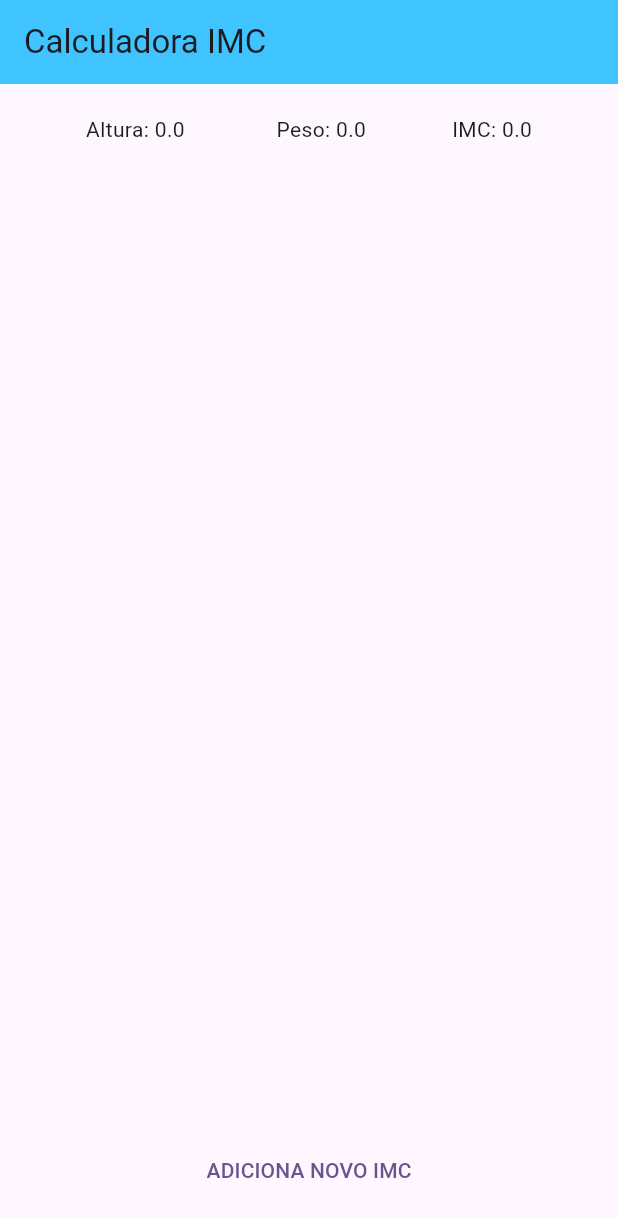
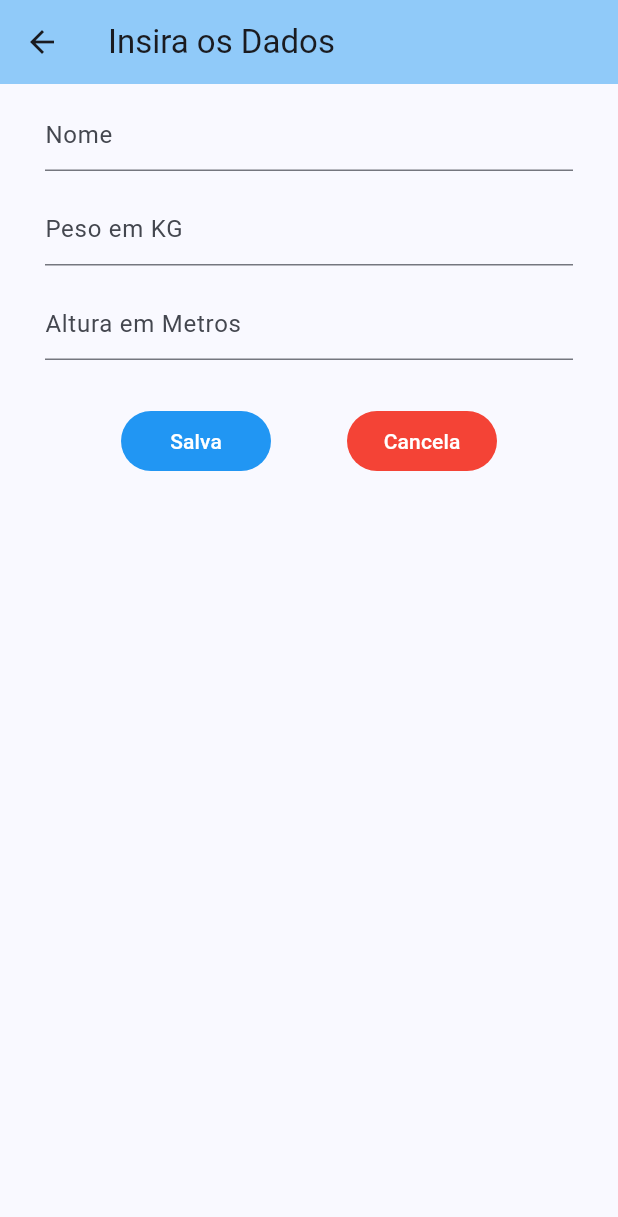
Before and after one commit to jlorencao/calculadora_imc_flutter, a Flutter app: the screen it shows after launch, after a tap on "ADICIONA NOVO IMC", on a phone screen of 412 x 824 dp. Shown: the top 1217 px of the screen. Run offline on Flutter 3.47's test engine with Material 2 defaults, Android fonts, the phone set to English and light mode, and no system bars.

Commit message:
Added imc_input_page.dart and showing the list of data in the home_page.dart

```diff
--- /dev/null
+++ b/lib/data/imc_class.dart
@@ -0,0 +1,17 @@
+import 'package:flutter/cupertino.dart';
+
+class Imc {
+  String id = UniqueKey().toString();
+  String nome = "";
+  final double peso;
+  final double altura;
+  final double imc;
+  final String classificacaoIMC;
+
+  Imc(
+      {required this.nome,
+      required this.altura,
+      required this.peso,
+      required this.imc,
+      required this.classificacaoIMC});
+}
--- a/lib/my_app.dart
+++ b/lib/my_app.dart
@@ -1,6 +1,5 @@
 import 'package:calculadora_imc_app/pages/home_page.dart';
 import 'package:flutter/material.dart';
-import 'main.dart';
 
 class MyApp extends StatelessWidget {
   const MyApp({super.key});
@@ -11,10 +10,10 @@ class MyApp extends StatelessWidget {
     return MaterialApp(
       title: 'Calculadora IMC',
       theme: ThemeData(
-        colorScheme: ColorScheme.fromSeed(seedColor: Colors.deepPurple),
+        colorScheme: ColorScheme.fromSeed(seedColor: Colors.blueAccent),
         useMaterial3: true,
       ),
-      home: const MyHomePage(title: 'Flutter Demo Home Page'),
+      home: const MyHomePage(title: "IMC Calculadora"),
     );
   }
 }
--- a/lib/pages/home_page.dart
+++ b/lib/pages/home_page.dart
@@ -1,4 +1,9 @@
+import 'package:calculadora_imc_app/data/imc_class.dart';
+import 'package:calculadora_imc_app/data/imc_repository.dart';
+import 'package:calculadora_imc_app/widgets/list_view.dart';
 import 'package:flutter/material.dart';
+
+import 'imc_input_page.dart';
 
 class MyHomePage extends StatefulWidget {
   const MyHomePage({super.key, required this.title});
@@ -10,36 +15,68 @@ class MyHomePage extends StatefulWidget {
 }
 
 class _MyHomePageState extends State<MyHomePage> {
-  double altura = 0;
-  double peso = 0;
-  double imc = 0;
+  var imcRepository = IMCRepository();
+  var _imcList = <Imc>[];
+  var result;
+
+  @override
+  void initState() {
+    super.initState();
+    obterListaIMC();
+  }
+
+  List<Imc> obterListaIMC() {
+    _imcList = imcRepository.getIMCList();
+    return _imcList;
+  }
 
   @override
   Widget build(BuildContext context) {
-    return Scaffold(
+    return SafeArea(
+      child: Scaffold(
         appBar: AppBar(
-          title: const Text("Calculadora IMC"),
-          backgroundColor: Colors.lightBlueAccent,
+          title: const Text(
+            "Calculadora IMC",
+          ),
+          backgroundColor: Colors.blue.shade200,
         ),
-        body: Container(
-          margin: const EdgeInsets.symmetric(vertical: 20),
-          child: Column(
-            mainAxisAlignment: MainAxisAlignment.spaceBetween,
-            children: [
-              Row(
-                mainAxisAlignment: MainAxisAlignment.spaceEvenly,
-                children: [
-                  Text("Altura: $altura "),
-                  Text("Peso: $peso"),
-                  Text("IMC: $imc"),
-                ],
-              ),
-              TextButton(
-                onPressed: () {},
-                child: const Text("ADICIONA NOVO IMC"),
-              ),
-            ],
+        floatingActionButton: TextButton(
+          style: const ButtonStyle(
+              backgroundColor: MaterialStatePropertyAll(Colors.blueAccent)),
+          onPressed: () async {
+            result = await Navigator.push(context,
+                MaterialPageRoute(builder: (context) => const IMCInputPage()));
+            setState(() {
+              _imcList.add(result);
+            });
+
+            /* showDialog(
+                  context: context,
+                  builder: (BuildContext bc) {
+                    return AlertDialog(content: const IMCPage(), actions: [
+                      TextButton(
+                        onPressed: () {
+                          imcRepository.setItemImcList(nome, peso, altura);
+                          Navigator.pop(context);
+                          setState(() {});
+                        },
+                        child: Text("Salva"),
+                      ),
+                      TextButton(
+                          onPressed: () {
+                            Navigator.pop(context);
+                          },
+                          child: Text("Cancela"))
+                    ]);
+                  });*/
+          },
+          child: const Text(
+            "ADICIONA NOVO IMC",
+            style: TextStyle(color: Colors.white),
           ),
-        ));
+        ),
+        body: ListViewCustom(imcList: _imcList),
+      ),
+    );
   }
 }
--- /dev/null
+++ b/lib/pages/imc_input_page.dart
@@ -0,0 +1,124 @@
+import 'package:flutter/material.dart';
+
+import '../data/imc_repository.dart';
+
+class IMCInputPage extends StatefulWidget {
+  const IMCInputPage({super.key});
+
+  @override
+  State<IMCInputPage> createState() => _IMCInputPageState();
+}
+
+class _IMCInputPageState extends State<IMCInputPage> {
+  String? nome = "";
+  double? altura;
+  double? peso;
+
+  var imcRepository = IMCRepository();
+  final _formKey = GlobalKey<FormState>();
+
+  var imc;
+
+  @override
+  Widget build(BuildContext context) {
+    return SafeArea(
+      child: Scaffold(
+        appBar: AppBar(
+          title: const Text("Insira os Dados"),
+          backgroundColor: Colors.blue.shade200,
+        ),
+        body: Padding(
+          padding: const EdgeInsets.symmetric(horizontal: 30.0, vertical: 10),
+          child: Form(
+              key: _formKey,
+              child: Column(
+                children: [
+                  TextFormField(
+                      keyboardType: TextInputType.name,
+                      decoration: const InputDecoration(
+                          labelText: "Nome",
+                          contentPadding: EdgeInsets.only(bottom: 0)),
+                      onChanged: (value) {
+                        nome = value;
+                      },
+                      validator: (value) {
+                        if (value == null || value.isEmpty) {
+                          return 'Campo Obrigratorio';
+                        }
+                      }),
+                  const SizedBox(height: 15),
+                  TextFormField(
+                      keyboardType: TextInputType.number,
+                      decoration: const InputDecoration(
+                          labelText: "Peso em KG",
+                          contentPadding: EdgeInsets.only(bottom: 0)),
+                      onChanged: (value) {
+                        peso = double.parse(value);
+                      },
+                      validator: (value) {
+                        if (value == null ||
+                            value.isEmpty ||
+                            double.parse(value) <= 0) {
+                          return 'Digite um valor valido';
+                        }
+                      }),
+                  const SizedBox(height: 15),
+                  TextFormField(
+                      keyboardType: TextInputType.number,
+                      decoration: const InputDecoration(
+                          labelText: "Altura em Metros",
+                          contentPadding: EdgeInsets.only(bottom: 0)),
+                      onChanged: (value) {
+                        altura = double.parse(value);
+                      },
+                      validator: (value) {
+                        if (value == null ||
+                            value.isEmpty ||
+                            double.parse(value) <= 0) {
+                          return 'Digite um valor valido';
+                        }
+                      }),
+                  const SizedBox(height: 30),
+                  Row(
+                    mainAxisAlignment: MainAxisAlignment.spaceEvenly,
+                    children: [
+                      SizedBox(
+                        width: 100,
+                        child: TextButton(
+                          style: const ButtonStyle(
+                              backgroundColor:
+                                  MaterialStatePropertyAll(Colors.blue)),
+                          onPressed: () {
+                            if (_formKey.currentState!.validate() == true) {
+                              imc = imcRepository.setImc(nome!, peso!, altura!);
+                              Navigator.pop(context, imc);
+                              setState(() {});
+                            }
+                          },
+                          child: const Text(
+                            "Salva",
+                            style: TextStyle(color: Colors.white),
+                          ),
+                        ),
+                      ),
+                      SizedBox(
+                        width: 100,
+                        child: TextButton(
+                            style: const ButtonStyle(
+                                backgroundColor:
+                                    MaterialStatePropertyAll(Colors.red)),
+                            onPressed: () {
+                              Navigator.pop(context);
+                            },
+                            child: const Text("Cancela",
+                                style: TextStyle(color: Colors.white))),
+                      ),
+                    ],
+                  ),
+                ],
+              )),
+        ),
+      ),
+    );
+  }
+}
```
Also changed, not shown: lib/data/imc_repository.dart (added, +55 -0 lines), lib/widgets/list_view.dart (added, +35 -0 lines), 1 other file.
